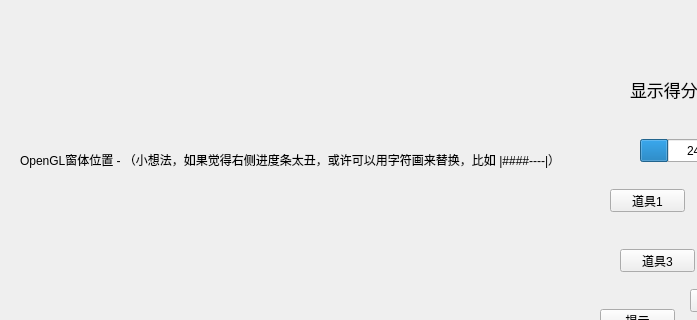
Above: code/window/gamewindow.ui from YXHXianYu/2022-BJTU-DataStructure-FinalProject before the change; both pictures show x 0 to 697 and y 141 to 461 of the 800 by 600 pixel window. Below: the same form after it.
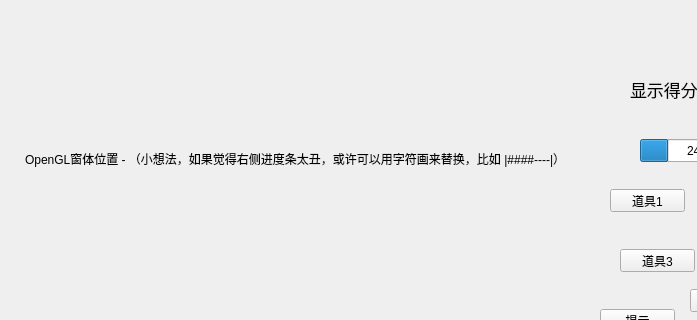
That is the form after the change.

Diff of the .ui file:
```diff
--- a/code/window/gamewindow.ui
+++ b/code/window/gamewindow.ui
@@ -123,10 +123,10 @@
    <widget class="QLabel" name="opengl_position_label">
     <property name="geometry">
      <rect>
-      <x>20</x>
-      <y>20</y>
-      <width>562</width>
-      <height>562</height>
+      <x>25</x>
+      <y>25</y>
+      <width>550</width>
+      <height>550</height>
      </rect>
     </property>
     <property name="text">
```
